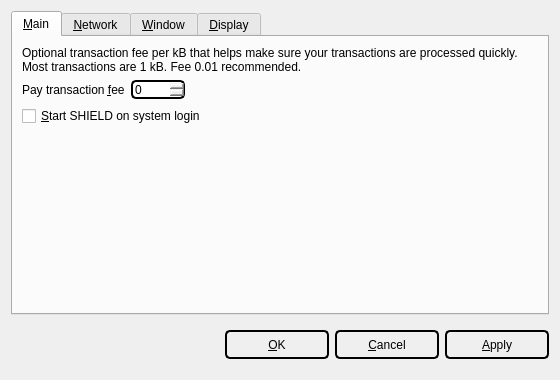
ShieldCoin/SHIELD-v2-old, file src/qt/forms/optionsdialog.ui: the form before one commit.
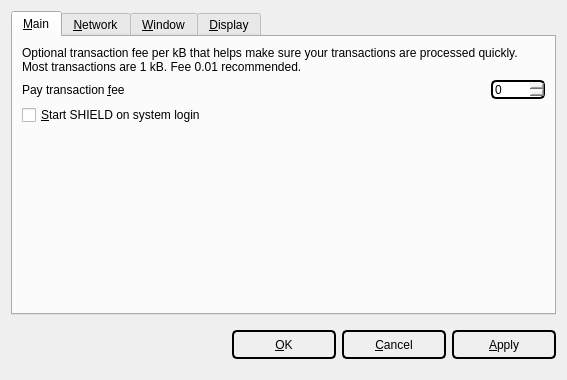
The form after the commit. The open tabs and pages were chosen to show the change. Icons and pictures are not drawn. Custom widgets are drawn as their Qt base class.

Commit message: Update for Windows qt wallet

What changed in the file:
```diff
--- a/src/qt/forms/optionsdialog.ui
+++ b/src/qt/forms/optionsdialog.ui
@@ -6,13 +6,1283 @@
    <rect>
     <x>0</x>
     <y>0</y>
-    <width>540</width>
+    <width>567</width>
     <height>380</height>
    </rect>
   </property>
   <property name="windowTitle">
    <string>Options</string>
   </property>
+  <property name="styleSheet">
+   <string notr="true">/*
+ * The MIT License (MIT)
+ *
+ * Copyright (c) &lt;2013-2014&gt; &lt;Colin Duquesnoy&gt;
+ *
+ * Permission is hereby granted, free of charge, to any person obtaining a copy
+ * of this software and associated documentation files (the &quot;Software&quot;), to deal
+ * in the Software without restriction, including without limitation the rights
+ * to use, copy, modify, merge, publish, distribute, sublicense, and/or sell
+ * copies of the Software, and to permit persons to whom the Software is
+ * furnished to do so, subject to the following conditions:
+
+ * The above copyright notice and this permission notice shall be included in
+ * all copies or substantial portions of the Software.
+
+ * THE SOFTWARE IS PROVIDED &quot;AS IS&quot;, WITHOUT WARRANTY OF ANY KIND, EXPRESS OR
+ * IMPLIED, INCLUDING BUT NOT LIMITED TO THE WARRANTIES OF MERCHANTABILITY,
+ * FITNESS FOR A PARTICULAR PURPOSE AND NONINFRINGEMENT. IN NO EVENT SHALL THE
+ * AUTHORS OR COPYRIGHT HOLDERS BE LIABLE FOR ANY CLAIM, DAMAGES OR OTHER
+ * LIABILITY, WHETHER IN AN ACTION OF CONTRACT, TORT OR OTHERWISE, ARISING FROM,
+ * OUT OF OR IN CONNECTION WITH THE SOFTWARE OR THE USE OR OTHER DEALINGS IN
+ * THE SOFTWARE.
+ */
+QToolTip
+{
+    border: 1px solid #76797C;
+    background-color: rgb(90, 102, 117);;
+    color: white;
+    padding: 5px;
+    opacity: 200;
+}
+
+QWidget
+{
+    color: #eff0f1;
+    background-color: #31363b;
+    selection-background-color:#3daee9;
+    selection-color: #eff0f1;
+    background-clip: border;
+    border-image: none;
+    border: 0px transparent black;
+    outline: 0;
+}
+
+QWidget:item:hover
+{
+    background-color: #18465d;
+    color: #eff0f1;
+}
+
+QWidget:item:selected
+{
+    background-color: #18465d;
+}
+
+QCheckBox
+{
+    spacing: 5px;
+    outline: none;
+    color: #eff0f1;
+    margin-bottom: 2px;
+}
+
+QCheckBox:disabled
+{
+    color: #76797C;
+}
+
+QCheckBox::indicator,
+QGroupBox::indicator
+{
+    width: 18px;
+    height: 18px;
+}
+QGroupBox::indicator
+{
+    margin-left: 2px;
+}
+
+QCheckBox::indicator:unchecked
+{
+    image: url(:/qss_icons/rc/checkbox_unchecked.png);
+}
+
+QCheckBox::indicator:unchecked:hover,
+QCheckBox::indicator:unchecked:focus,
+QCheckBox::indicator:unchecked:pressed,
+QGroupBox::indicator:unchecked:hover,
+QGroupBox::indicator:unchecked:focus,
+QGroupBox::indicator:unchecked:pressed
+{
+  border: none;
+    image: url(:/qss_icons/rc/checkbox_unchecked_focus.png);
+}
+
+QCheckBox::indicator:checked
+{
+    image: url(:/qss_icons/rc/checkbox_checked.png);
+}
+
+QCheckBox::indicator:checked:hover,
+QCheckBox::indicator:checked:focus,
+QCheckBox::indicator:checked:pressed,
+QGroupBox::indicator:checked:hover,
+QGroupBox::indicator:checked:focus,
+QGroupBox::indicator:checked:pressed
+{
+  border: none;
+    image: url(:/qss_icons/rc/checkbox_checked_focus.png);
+}
+
+
+QCheckBox::indicator:indeterminate
+{
+    image: url(:/qss_icons/rc/checkbox_indeterminate.png);
+}
+
+QCheckBox::indicator:indeterminate:focus,
+QCheckBox::indicator:indeterminate:hover,
+QCheckBox::indicator:indeterminate:pressed
+{
+    image: url(:/qss_icons/rc/checkbox_indeterminate_focus.png);
+}
+
+QCheckBox::indicator:checked:disabled,
+QGroupBox::indicator:checked:disabled
+{
+    image: url(:/qss_icons/rc/checkbox_checked_disabled.png);
+}
+
+QCheckBox::indicator:unchecked:disabled,
+QGroupBox::indicator:unchecked:disabled
+{
+    image: url(:/qss_icons/rc/checkbox_unchecked_disabled.png);
+}
+
+QRadioButton
+{
+    spacing: 5px;
+    outline: none;
+    color: #eff0f1;
+    margin-bottom: 2px;
+}
+
+QRadioButton:disabled
+{
+    color: #76797C;
+}
+QRadioButton::indicator
+{
+    width: 21px;
+    height: 21px;
+}
+
+QRadioButton::indicator:unchecked
+{
+    image: url(:/qss_icons/rc/radio_unchecked.png);
+}
+
+
+QRadioButton::indicator:unchecked:hover,
+QRadioButton::indicator:unchecked:focus,
+QRadioButton::indicator:unchecked:pressed
+{
+    border: none;
+    outline: none;
+    image: url(:/qss_icons/rc/radio_unchecked_focus.png);
+}
+
+QRadioButton::indicator:checked
+{
+    border: none;
+    outline: none;
+    image: url(:/qss_icons/rc/radio_checked.png);
+}
+
+QRadioButton::indicator:checked:hover,
+QRadioButton::indicator:checked:focus,
+QRadioButton::indicator:checked:pressed
+{
+    border: none;
+    outline: none;
+    image: url(:/qss_icons/rc/radio_checked_focus.png);
+}
+
+QRadioButton::indicator:checked:disabled
+{
+    outline: none;
+    image: url(:/qss_icons/rc/radio_checked_disabled.png);
+}
+
+QRadioButton::indicator:unchecked:disabled
+{
+    image: url(:/qss_icons/rc/radio_unchecked_disabled.png);
+}
+
+
+QMenuBar
+{
+    background-color: #31363b;
+    color: #eff0f1;
+}
+
+QMenuBar::item
+{
+    background: transparent;
+}
+
+QMenuBar::item:selected
+{
+    background: transparent;
+    border: 1px solid #76797C;
+}
+
+QMenuBar::item:pressed
+{
+    border: 1px solid #76797C;
+    background-color: #3daee9;
+    color: #eff0f1;
+    margin-bottom:-1px;
+    padding-bottom:1px;
+}
+
+QMenu
+{
+    border: 1px solid #76797C;
+    color: #eff0f1;
+    margin: 2px;
+}
+
+QMenu::icon
+{
+    margin: 5px;
+}
+
+QMenu::item
+{
+    padding: 5px 30px 5px 30px;
+    border: 1px solid transparent; /* reserve space for selection border */
+}
+
+QMenu::item:selected
+{
+    color: #eff0f1;
+}
+
+QMenu::separator {
+    height: 2px;
+    background: lightblue;
+    margin-left: 10px;
+    margin-right: 5px;
+}
+
+QMenu::indicator {
+    width: 18px;
+    height: 18px;
+}
+
+/* non-exclusive indicator = check box style indicator
+   (see QActionGroup::setExclusive) */
+QMenu::indicator:non-exclusive:unchecked {
+    image: url(:/qss_icons/rc/checkbox_unchecked.png);
+}
+
+QMenu::indicator:non-exclusive:unchecked:selected {
+    image: url(:/qss_icons/rc/checkbox_unchecked_disabled.png);
+}
+
+QMenu::indicator:non-exclusive:checked {
+    image: url(:/qss_icons/rc/checkbox_checked.png);
+}
+
+QMenu::indicator:non-exclusive:checked:selected {
+    image: url(:/qss_icons/rc/checkbox_checked_disabled.png);
+}
+
+/* exclusive indicator = radio button style indicator (see QActionGroup::setExclusive) */
+QMenu::indicator:exclusive:unchecked {
+    image: url(:/qss_icons/rc/radio_unchecked.png);
+}
+
+QMenu::indicator:exclusive:unchecked:selected {
+    image: url(:/qss_icons/rc/radio_unchecked_disabled.png);
+}
+
+QMenu::indicator:exclusive:checked {
+    image: url(:/qss_icons/rc/radio_checked.png);
+}
+
+QMenu::indicator:exclusive:checked:selected {
+    image: url(:/qss_icons/rc/radio_checked_disabled.png);
+}
+
+QMenu::right-arrow {
+    margin: 5px;
+    image: url(:/qss_icons/rc/right_arrow.png)
+}
+
+
+QWidget:disabled
+{
+    color: #454545;
+    background-color: #31363b;
+}
+
+QAbstractItemView
+{
+    alternate-background-color: #31363b;
+    color: #eff0f1;
+    border: 1px solid 3A3939;
+    border-radius: 2px;
+}
+
+QWidget:focus, QMenuBar:focus
+{
+    border: 1px solid #3daee9;
+}
+
+QTabWidget:focus, QCheckBox:focus, QRadioButton:focus, QSlider:focus
+{
+    border: none;
+}
+
+QLineEdit
+{
+    background-color: #232629;
+    padding: 5px;
+    border-style: solid;
+    border: 1px solid #76797C;
+    border-radius: 2px;
+    color: #eff0f1;
+}
+
+QAbstractItemView QLineEdit
+{
+    padding: 0;
+}
+
+QGroupBox {
+    border:1px solid #76797C;
+    border-radius: 2px;
+    margin-top: 20px;
+}
+
+QGroupBox::title {
+    subcontrol-origin: margin;
+    subcontrol-position: top center;
+    padding-left: 10px;
+    padding-right: 10px;
+    padding-top: 10px;
+}
+
+QAbstractScrollArea
+{
+    border-radius: 2px;
+    border: 1px solid #76797C;
+    background-color: transparent;
+}
+
+QScrollBar:horizontal
+{
+    height: 15px;
+    margin: 3px 15px 3px 15px;
+    border: 1px transparent #2A2929;
+    border-radius: 4px;
+    background-color: #2A2929;
+}
+
+QScrollBar::handle:horizontal
+{
+    background-color: #605F5F;
+    min-width: 5px;
+    border-radius: 4px;
+}
+
+QScrollBar::add-line:horizontal
+{
+    margin: 0px 3px 0px 3px;
+    border-image: url(:/qss_icons/rc/right_arrow_disabled.png);
+    width: 10px;
+    height: 10px;
+    subcontrol-position: right;
+    subcontrol-origin: margin;
+}
+
+QScrollBar::sub-line:horizontal
+{
+    margin: 0px 3px 0px 3px;
+    border-image: url(:/qss_icons/rc/left_arrow_disabled.png);
+    height: 10px;
+    width: 10px;
+    subcontrol-position: left;
+    subcontrol-origin: margin;
+}
+
+QScrollBar::add-line:horizontal:hover,QScrollBar::add-line:horizontal:on
+{
+    border-image: url(:/qss_icons/rc/right_arrow.png);
+    height: 10px;
+    width: 10px;
+    subcontrol-position: right;
+    subcontrol-origin: margin;
+}
+
+
+QScrollBar::sub-line:horizontal:hover, QScrollBar::sub-line:horizontal:on
+{
+    border-image: url(:/qss_icons/rc/left_arrow.png);
+    height: 10px;
+    width: 10px;
+    subcontrol-position: left;
+    subcontrol-origin: margin;
+}
+
+QScrollBar::up-arrow:horizontal, QScrollBar::down-arrow:horizontal
+{
+    background: none;
+}
+
+
+QScrollBar::add-page:horizontal, QScrollBar::sub-page:horizontal
+{
+    background: none;
+}
+
+QScrollBar:vertical
+{
+    background-color: #2A2929;
+    width: 15px;
+    margin: 15px 3px 15px 3px;
+    border: 1px transparent #2A2929;
+    border-radius: 4px;
+}
+
+QScrollBar::handle:vertical
+{
+    background-color: #605F5F;
+    min-height: 5px;
+    border-radius: 4px;
+}
+
+QScrollBar::sub-line:vertical
+{
+    margin: 3px 0px 3px 0px;
+    border-image: url(:/qss_icons/rc/up_arrow_disabled.png);
+    height: 10px;
+    width: 10px;
+    subcontrol-position: top;
+    subcontrol-origin: margin;
+}
+
+QScrollBar::add-line:vertical
+{
+    margin: 3px 0px 3px 0px;
+    border-image: url(:/qss_icons/rc/down_arrow_disabled.png);
+    height: 10px;
+    width: 10px;
+    subcontrol-position: bottom;
+    subcontrol-origin: margin;
+}
+
+QScrollBar::sub-line:vertical:hover,QScrollBar::sub-line:vertical:on
+{
+
+    border-image: url(:/qss_icons/rc/up_arrow.png);
+    height: 10px;
+    width: 10px;
+    subcontrol-position: top;
+    subcontrol-origin: margin;
+}
+
+
+QScrollBar::add-line:vertical:hover, QScrollBar::add-line:vertical:on
+{
+    border-image: url(:/qss_icons/rc/down_arrow.png);
+    height: 10px;
+    width: 10px;
+    subcontrol-position: bottom;
+    subcontrol-origin: margin;
+}
+
+QScrollBar::up-arrow:vertical, QScrollBar::down-arrow:vertical
+{
+    background: none;
+}
+
+
+QScrollBar::add-page:vertical, QScrollBar::sub-page:vertical
+{
+    background: none;
+}
+
+QTextEdit
+{
+    background-color: #232629;
+    color: #eff0f1;
+    border: 1px solid #76797C;
+}
+
+QPlainTextEdit
+{
+    background-color: #232629;;
+    color: #eff0f1;
+    border-radius: 2px;
+    border: 1px solid #76797C;
+}
+
+QHeaderView::section
+{
+    background-color: #76797C;
+    color: #eff0f1;
+    padding: 5px;
+    border: 1px solid #76797C;
+}
+
+QSizeGrip {
+    image: url(:/qss_icons/rc/sizegrip.png);
+    width: 12px;
+    height: 12px;
+}
+
+
+QMainWindow::separator
+{
+    background-color: #31363b;
+    color: white;
+    padding-left: 4px;
+    spacing: 2px;
+    border: 1px dashed #76797C;
+}
+
+QMainWindow::separator:hover
+{
+
+    background-color: #787876;
+    color: white;
+    padding-left: 4px;
+    border: 1px solid #76797C;
+    spacing: 2px;
+}
+
+
+QMenu::separator
+{
+    height: 1px;
+    background-color: #76797C;
+    color: white;
+    padding-left: 4px;
+    margin-left: 10px;
+    margin-right: 5px;
+}
+
+
+QFrame
+{
+    border-radius: 2px;
+    border: 1px solid #76797C;
+}
+
+QFrame[frameShape=&quot;0&quot;]
+{
+    border-radius: 2px;
+    border: 1px transparent #76797C;
+}
+
+QStackedWidget
+{
+    border: 1px transparent black;
+}
+
+QToolBar {
+    border: 1px transparent #393838;
+    background: 1px solid #31363b;
+    font-weight: bold;
+}
+
+QToolBar::handle:horizontal {
+    image: url(:/qss_icons/rc/Hmovetoolbar.png);
+}
+QToolBar::handle:vertical {
+    image: url(:/qss_icons/rc/Vmovetoolbar.png);
+}
+QToolBar::separator:horizontal {
+    image: url(:/qss_icons/rc/Hsepartoolbar.png);
+}
+QToolBar::separator:vertical {
+    image: url(:/qss_icons/rc/Vsepartoolbar.png);
+}
+QToolButton#qt_toolbar_ext_button {
+    background: #58595a
+}
+
+QPushButton
+{
+    color: #eff0f1;
+    background-color: #31363b;
+    border-width: 1px;
+    border-color: #76797C;
+    border-style: solid;
+    padding: 5px;
+    border-radius: 2px;
+    outline: none;
+}
+
+QPushButton:disabled
+{
+    background-color: #31363b;
+    border-width: 1px;
+    border-color: #454545;
+    border-style: solid;
+    padding-top: 5px;
+    padding-bottom: 5px;
+    padding-left: 10px;
+    padding-right: 10px;
+    border-radius: 2px;
+    color: #454545;
+}
+
+QPushButton:focus {
+    background-color: #3daee9;
+    color: white;
+}
+
+QPushButton:pressed
+{
+    background-color: #3daee9;
+    padding-top: -15px;
+    padding-bottom: -17px;
+}
+
+QComboBox
+{
+    selection-background-color: #3daee9;
+    border-style: solid;
+    border: 1px solid #76797C;
+    border-radius: 2px;
+    padding: 5px;
+    min-width: 75px;
+}
+
+QPushButton:checked{
+    background-color: #76797C;
+    border-color: #6A6969;
+}
+
+QComboBox:hover,QPushButton:hover,QAbstractSpinBox:hover,QLineEdit:hover,QTextEdit:hover,QPlainTextEdit:hover,QAbstractView:hover,QTreeView:hover
+{
+    border: 1px solid #3daee9;
+    color: #eff0f1;
+}
+
+QComboBox:on
+{
+    padding-top: 3px;
+    padding-left: 4px;
+    selection-background-color: #4a4a4a;
+}
+
+QComboBox QAbstractItemView
+{
+    background-color: #232629;
+    border-radius: 2px;
+    border: 1px solid #76797C;
+    selection-background-color: #18465d;
+}
+
+QComboBox::drop-down
+{
+    subcontrol-origin: padding;
+    subcontrol-position: top right;
+    width: 15px;
+
+    border-left-width: 0px;
+    border-left-color: darkgray;
+    border-left-style: solid;
+    border-top-right-radius: 3px;
+    border-bottom-right-radius: 3px;
+}
+
+QComboBox::down-arrow
+{
+    image: url(:/qss_icons/rc/down_arrow_disabled.png);
+}
+
+QComboBox::down-arrow:on, QComboBox::down-arrow:hover,
+QComboBox::down-arrow:focus
+{
+    image: url(:/qss_icons/rc/down_arrow.png);
+}
+
+QAbstractSpinBox {
+    padding: 5px;
+    border: 1px solid #76797C;
+    background-color: #232629;
+    color: #eff0f1;
+    border-radius: 2px;
+    min-width: 75px;
+}
+
+QAbstractSpinBox:up-button
+{
+    background-color: transparent;
+    subcontrol-origin: border;
+    subcontrol-position: center right;
+}
+
+QAbstractSpinBox:down-button
+{
+    background-color: transparent;
+    subcontrol-origin: border;
+    subcontrol-position: center left;
+}
+
+QAbstractSpinBox::up-arrow,QAbstractSpinBox::up-arrow:disabled,QAbstractSpinBox::up-arrow:off {
+    image: url(:/qss_icons/rc/up_arrow_disabled.png);
+    width: 10px;
+    height: 10px;
+}
+QAbstractSpinBox::up-arrow:hover
+{
+    image: url(:/qss_icons/rc/up_arrow.png);
+}
+
+
+QAbstractSpinBox::down-arrow,QAbstractSpinBox::down-arrow:disabled,QAbstractSpinBox::down-arrow:off
+{
+    image: url(:/qss_icons/rc/down_arrow_disabled.png);
+    width: 10px;
+    height: 10px;
+}
+QAbstractSpinBox::down-arrow:hover
+{
+    image: url(:/qss_icons/rc/down_arrow.png);
+}
+
+
+QLabel
+{
+    border: 0px solid black;
+}
+
+QTabWidget{
+    border: 0px transparent black;
+}
+
+QTabWidget::pane {
+    border: 1px solid #76797C;
+    padding: 5px;
+    margin: 0px;
+}
+
+QTabWidget::tab-bar {
+    left: 5px; /* move to the right by 5px */
+}
+
+QTabBar
+{
+    qproperty-drawBase: 0;
+    border-radius: 3px;
+}
+
+QTabBar:focus
+{
+    border: 0px transparent black;
+}
+
+QTabBar::close-button  {
+    image: url(:/qss_icons/rc/close.png);
+    background: transparent;
+}
+
+QTabBar::close-button:hover
+{
+    image: url(:/qss_icons/rc/close-hover.png);
+    background: transparent;
+}
+
+QTabBar::close-button:pressed {
+    image: url(:/qss_icons/rc/close-pressed.png);
+    background: transparent;
+}
+
+/* TOP TABS */
+QTabBar::tab:top {
+    color: #eff0f1;
+    border: 1px solid #76797C;
+    border-bottom: 1px transparent black;
+    background-color: #31363b;
+    padding: 5px;
+    min-width: 50px;
+    border-top-left-radius: 2px;
+    border-top-right-radius: 2px;
+}
+
+QTabBar::tab:top:!selected
+{
+    color: #eff0f1;
+    background-color: #54575B;
+    border: 1px solid #76797C;
+    border-bottom: 1px transparent black;
+    border-top-left-radius: 2px;
+    border-top-right-radius: 2px;    
+}
+
+QTabBar::tab:top:!selected:hover {
+    background-color: #3daee9;
+}
+
+/* BOTTOM TABS */
+QTabBar::tab:bottom {
+    color: #eff0f1;
+    border: 1px solid #76797C;
+    border-top: 1px transparent black;
+    background-color: #31363b;
+    padding: 5px;
+    border-bottom-left-radius: 2px;
+    border-bottom-right-radius: 2px;
+    min-width: 50px;
+}
+
+QTabBar::tab:bottom:!selected
+{
+    color: #eff0f1;
+    background-color: #54575B;
+    border: 1px solid #76797C;
+    border-top: 1px transparent black;
+    border-bottom-left-radius: 2px;
+    border-bottom-right-radius: 2px;
+}
+
+QTabBar::tab:bottom:!selected:hover {
+    background-color: #3daee9;
+}
+
+/* LEFT TABS */
+QTabBar::tab:left {
+    color: #eff0f1;
+    border: 1px solid #76797C;
+    border-left: 1px transparent black;
+    background-color: #31363b;
+    padding: 5px;
+    border-top-right-radius: 2px;
+    border-bottom-right-radius: 2px;
+    min-height: 50px;
+}
+
+QTabBar::tab:left:!selected
+{
+    color: #eff0f1;
+    background-color: #54575B;
+    border: 1px solid #76797C;
+    border-left: 1px transparent black;
+    border-top-right-radius: 2px;
+    border-bottom-right-radius: 2px;
+}
+
+QTabBar::tab:left:!selected:hover {
+    background-color: #3daee9;
+}
+
+
+/* RIGHT TABS */
+QTabBar::tab:right {
+    color: #eff0f1;
+    border: 1px solid #76797C;
+    border-right: 1px transparent black;
+    background-color: #31363b;
+    padding: 5px;
+    border-top-left-radius: 2px;
+    border-bottom-left-radius: 2px;
+    min-height: 50px;
+}
+
+QTabBar::tab:right:!selected
+{
+    color: #eff0f1;
+    background-color: #54575B;
+    border: 1px solid #76797C;
+    border-right: 1px transparent black;
+    border-top-left-radius: 2px;
+    border-bottom-left-radius: 2px;
+}
+
+QTabBar::tab:right:!selected:hover {
+    background-color: #3daee9;
+}
+
+QTabBar QToolButton::right-arrow:enabled {
+     image: url(:/qss_icons/rc/right_arrow.png);
+ }
+
+ QTabBar QToolButton::left-arrow:enabled {
+     image: url(:/qss_icons/rc/left_arrow.png);
+ }
+
+QTabBar QToolButton::right-arrow:disabled {
+     image: url(:/qss_icons/rc/right_arrow_disabled.png);
+ }
+
+ QTabBar QToolButton::left-arrow:disabled {
+     image: url(:/qss_icons/rc/left_arrow_disabled.png);
+ }
+
+
+QDockWidget {
+    background: #31363b;
+    border: 1px solid #403F3F;
+    titlebar-close-icon: url(:/qss_icons/rc/close.png);
+    titlebar-normal-icon: url(:/qss_icons/rc/undock.png);
+}
+
+QDockWidget::close-button, QDockWidget::float-button {
+    border: 1px solid transparent;
+    border-radius: 2px;
+    background: transparent;
+}
+
+QDockWidget::close-button:hover, QDockWidget::float-button:hover {
+    background: rgba(255, 255, 255, 10);
+}
+
+QDockWidget::close-button:pressed, QDockWidget::float-button:pressed {
+    padding: 1px -1px -1px 1px;
+    background: rgba(255, 255, 255, 10);
+}
+
+QTreeView, QListView
+{
+    border: 1px solid #76797C;
+    background-color: #232629;
+}
+
+QTreeView:branch:selected, QTreeView:branch:hover
+{
+    background: url(:/qss_icons/rc/transparent.png);
+}
+
+QTreeView::branch:has-siblings:!adjoins-item {
+    border-image: url(:/qss_icons/rc/transparent.png);
+}
+
+QTreeView::branch:has-siblings:adjoins-item {
+    border-image: url(:/qss_icons/rc/transparent.png);
+}
+
+QTreeView::branch:!has-children:!has-siblings:adjoins-item {
+    border-image: url(:/qss_icons/rc/transparent.png);
+}
+
+QTreeView::branch:has-children:!has-siblings:closed,
+QTreeView::branch:closed:has-children:has-siblings {
+    image: url(:/qss_icons/rc/branch_closed.png);
+}
+
+QTreeView::branch:open:has-children:!has-siblings,
+QTreeView::branch:open:has-children:has-siblings  {
+    image: url(:/qss_icons/rc/branch_open.png);
+}
+
+QTreeView::branch:has-children:!has-siblings:closed:hover,
+QTreeView::branch:closed:has-children:has-siblings:hover {
+    image: url(:/qss_icons/rc/branch_closed-on.png);
+    }
+
+QTreeView::branch:open:has-children:!has-siblings:hover,
+QTreeView::branch:open:has-children:has-siblings:hover  {
+    image: url(:/qss_icons/rc/branch_open-on.png);
+    }
+
+QListView::item:!selected:hover, QTreeView::item:!selected:hover  {
+    background: #18465d;
+    outline: 0;
+    color: #eff0f1
+}
+
+QListView::item:selected:hover, QTreeView::item:selected:hover  {
+    background: #287399;
+    color: #eff0f1;
+}
+
+QSlider::groove:horizontal {
+    border: 1px solid #565a5e;
+    height: 4px;
+    background: #565a5e;
+    margin: 0px;
+    border-radius: 2px;
+}
+
+QSlider::handle:horizontal {
+    background: #232629;
+    border: 1px solid #565a5e;
+    width: 16px;
+    height: 16px;
+    margin: -8px 0;
+    border-radius: 9px;
+}
+
+QSlider::groove:vertical {
+    border: 1px solid #565a5e;
+    width: 4px;
+    background: #565a5e;
+    margin: 0px;
+    border-radius: 3px;
+}
+
+QSlider::handle:vertical {
+    background: #232629;
+    border: 1px solid #565a5e;
+    width: 16px;
+    height: 16px;
+    margin: 0 -8px;
+    border-radius: 9px;
+}
+
+QToolButton {
+    background-color: transparent;
+    border: 1px transparent #76797C;
+    border-radius: 2px;
+    margin: 3px;
+    padding: 5px;
+}
+
+QToolButton[popupMode=&quot;1&quot;] { /* only for MenuButtonPopup */
+ padding-right: 20px; /* make way for the popup button */
+ border: 1px #76797C;
+ border-radius: 5px;
+}
+
+QToolButton[popupMode=&quot;2&quot;] { /* only for InstantPopup */
+ padding-right: 10px; /* make way for the popup button */
+ border: 1px #76797C;
+}
+
+
+QToolButton:hover, QToolButton::menu-button:hover {
+    background-color: transparent;
+    border: 1px solid #3daee9;
+    padding: 5px;
+}
+
+QToolButton:checked, QToolButton:pressed,
+        QToolButton::menu-button:pressed {
+    background-color: #3daee9;
+    border: 1px solid #3daee9;
+    padding: 5px;
+}
+
+/* the subcontrol below is used only in the InstantPopup or DelayedPopup mode */
+QToolButton::menu-indicator {
+    image: url(:/qss_icons/rc/down_arrow.png);
+    top: -7px; left: -2px; /* shift it a bit */
+}
+
+/* the subcontrols below are used only in the MenuButtonPopup mode */
+QToolButton::menu-button {
+    border: 1px transparent #76797C;
+    border-top-right-radius: 6px;
+    border-bottom-right-radius: 6px;
+    /* 16px width + 4px for border = 20px allocated above */
+    width: 16px;
+    outline: none;
+}
+
+QToolButton::menu-arrow {
+    image: url(:/qss_icons/rc/down_arrow.png);
+}
+
+QToolButton::menu-arrow:open {
+    border: 1px solid #76797C;
+}
+
+QPushButton::menu-indicator  {
+    subcontrol-origin: padding;
+    subcontrol-position: bottom right;
+    left: 8px;
+}
+
+QTableView
+{
+    border: 1px solid #76797C;
+    gridline-color: #31363b;
+    background-color: #232629;
+}
+
+
+QTableView, QHeaderView
+{
+    border-radius: 0px;
+}
+
+QTableView::item:pressed, QListView::item:pressed, QTreeView::item:pressed  {
+    background: #18465d;
+    color: #eff0f1;
+}
+
+QTableView::item:selected:active, QTreeView::item:selected:active, QListView::item:selected:active  {
+    background: #287399;
+    color: #eff0f1;
+}
+
+
+QHeaderView
+{
+    background-color: #31363b;
+    border: 1px transparent;
+    border-radius: 0px;
+    margin: 0px;
+    padding: 0px;
+
+}
+
+QHeaderView::section  {
+    background-color: #31363b;
+    color: #eff0f1;
+    padding: 5px;
+    border: 1px solid #76797C;
+    border-radius: 0px;
+    text-align: center;
+}
+
+QHeaderView::section::vertical::first, QHeaderView::section::vertical::only-one
+{
+    border-top: 1px solid #76797C;
+}
+
+QHeaderView::section::vertical
+{
+    border-top: transparent;
+}
+
+QHeaderView::section::horizontal::first, QHeaderView::section::horizontal::only-one
+{
+    border-left: 1px solid #76797C;
+}
+
+QHeaderView::section::horizontal
+{
+    border-left: transparent;
+}
+
+
+QHeaderView::section:checked
+ {
+    color: white;
+    background-color: #334e5e;
+ }
+
+ /* style the sort indicator */
+QHeaderView::down-arrow {
+    image: url(:/qss_icons/rc/down_arrow.png);
+}
+
+QHeaderView::up-arrow {
+    image: url(:/qss_icons/rc/up_arrow.png);
+}
+
+
+QTableCornerButton::section {
+    background-color: #31363b;
+    border: 1px transparent #76797C;
+    border-radius: 0px;
+}
+
+QToolBox  {
+    padding: 5px;
+    border: 1px transparent black;
+}
+
+QToolBox::tab {
+    color: #eff0f1;
+    background-color: #31363b;
+    border: 1px solid #76797C;
+    border-bottom: 1px transparent #31363b;
+    border-top-left-radius: 5px;
+    border-top-right-radius: 5px;
+}
+
+QToolBox::tab:selected { /* italicize selected tabs */
+    font: italic;
+    background-color: #31363b;
+    border-color: #3daee9;
+ }
+
+QStatusBar::item {
+    border: 0px transparent dark;
+ }
+
+
+QFrame[height=&quot;3&quot;], QFrame[width=&quot;3&quot;] {
+    background-color: #76797C;
+}
+
+
+QSplitter::handle {
+    border: 1px dashed #76797C;
+}
+
+QSplitter::handle:hover {
+    background-color: #787876;
+    border: 1px solid #76797C;
+}
+
+QSplitter::handle:horizontal {
+    width: 1px;
+}
+
+QSplitter::handle:vertical {
+    height: 1px;
+}
+
+QProgressBar {
+    border: 1px solid #76797C;
+    border-radius: 5px;
+    text-align: center;
+}
+
+QProgressBar::chunk {
+    background-color: #05B8CC;
+}
+
+QDateEdit
+{
+    selection-background-color: #3daee9;
+    border-style: solid;
+    border: 1px solid #3375A3;
+    border-radius: 2px;
+    padding: 1px;
+    min-width: 75px;
+}
+
+QDateEdit:on
+{
+    padding-top: 3px;
+    padding-left: 4px;
+    selection-background-color: #4a4a4a;
+}
+
+QDateEdit QAbstractItemView
+{
+    background-color: #232629;
+    border-radius: 2px;
+    border: 1px solid #3375A3;
+    selection-background-color: #3daee9;
+}
+
+QDateEdit::drop-down
+{
+    subcontrol-origin: padding;
+    subcontrol-position: top right;
+    width: 15px;
+    border-left-width: 0px;
+    border-left-color: darkgray;
+    border-left-style: solid;
+    border-top-right-radius: 3px;
+    border-bottom-right-radius: 3px;
+}
+
+QDateEdit::down-arrow
+{
+    image: url(:/qss_icons/rc/down_arrow_disabled.png);
+}
+
+QDateEdit::down-arrow:on, QDateEdit::down-arrow:hover,
+QDateEdit::down-arrow:focus
+{
+    image: url(:/qss_icons/rc/down_arrow.png);
+}
+</string>
+  </property>
   <property name="modal">
    <bool>true</bool>
   </property>
@@ -73,19 +1343,6 @@
            </property>
           </widget>
          </item>
-         <item>
-          <spacer name="horizontalSpacer_Main">
-           <property name="orientation">
-            <enum>Qt::Horizontal</enum>
-           </property>
-           <property name="sizeHint" stdset="0">
-            <size>
-             <width>40</width>
-             <height>20</height>
-            </size>
-           </property>
-          </spacer>
-         </item>
         </layout>
        </item>
        <item>
```
Left out of the diff: 33 changed lines with no effect on the pictures. The commit also changes 93 other files.
